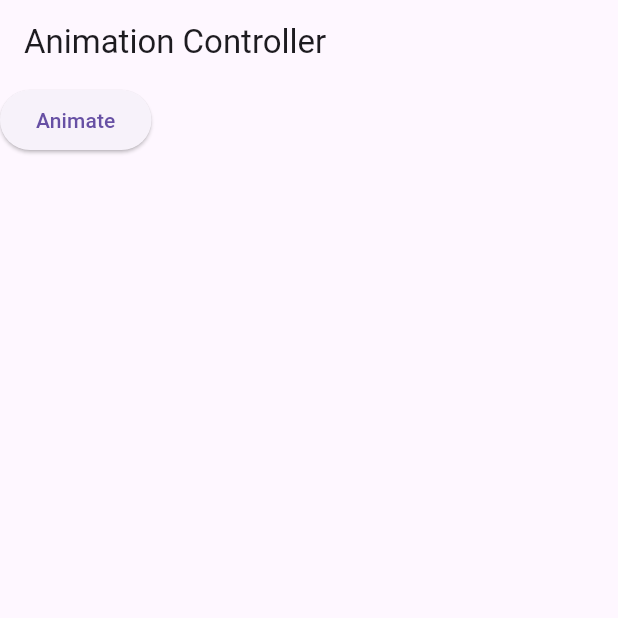
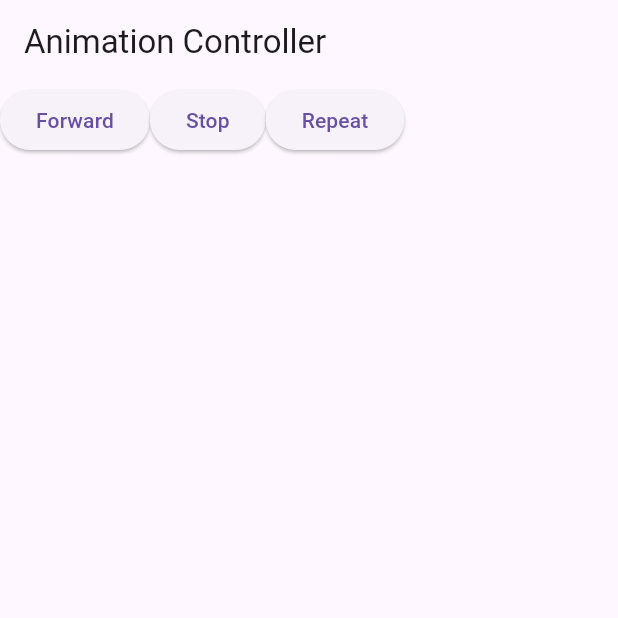
Before and after one commit to itajacybsd/animacaocontrolada, a Flutter app: the screen it shows after launch, on a phone screen of 412 x 824 dp, the top half of it. Run offline on Flutter 3.47's test engine with Material 3 defaults, Android fonts, the phone set to English and light mode, and no system bars.

Commit message:
forward, stop, repeat

```diff
--- a/lib/main.dart
+++ b/lib/main.dart
@@ -49,17 +49,25 @@ class _HomePageState extends State<HomePage>
   Widget build(BuildContext context) {
     return Scaffold(
       appBar: AppBar(title: Text('Animation Controller')),
-      body: Column(
+      body: Row(
         children: [
           ElevatedButton(
             onPressed: () {
-              if (_animationController.isAnimating) {
-                _animationController.stop();
-              } else {
-                _animationController.repeat();
-              }
+              _animationController.forward();
             },
-            child: Text('Animate'),
+            child: Text('Forward'),
+          ),
+          ElevatedButton(
+            onPressed: () {
+              _animationController.stop();
+            },
+            child: Text('Stop'),
+          ),
+          ElevatedButton(
+            onPressed: () {
+              _animationController.repeat();
+            },
+            child: Text('Repeat'),
           ),
         ],
       ),
```
